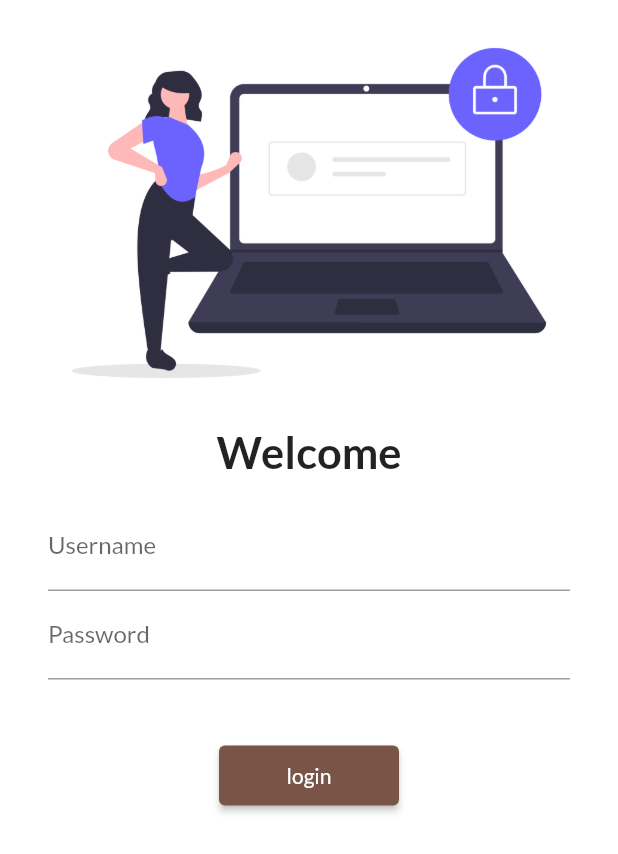
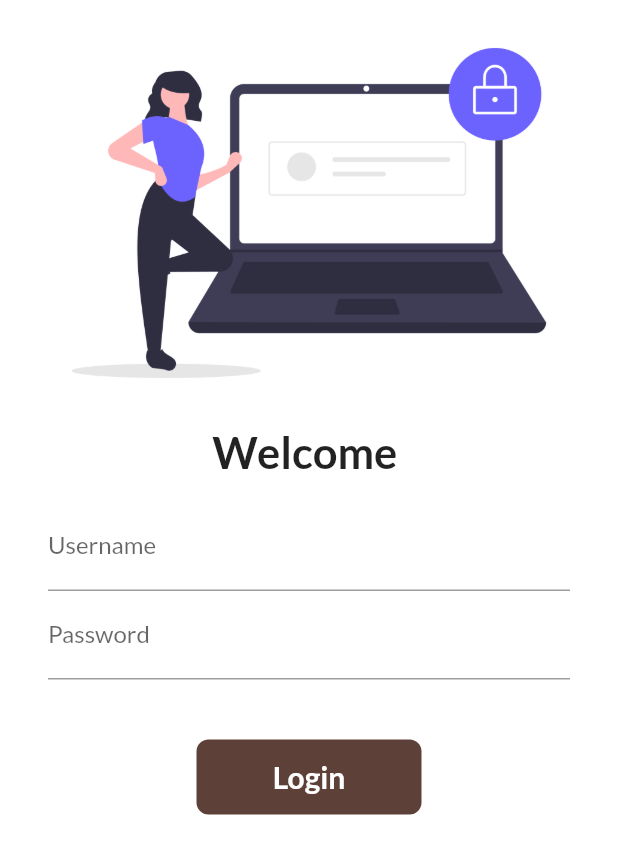
Before and after one commit to Pratham7122001/jusy-beginning, a Flutter app: the screen it shows after launch, on a phone screen of 412 x 824 dp. Shown: the top 854 px of the screen. Run offline on Flutter 3.47's test engine with Material 2 defaults, Android fonts, the phone set to English and light mode, and no system bars; our stand-ins replace google_fonts.

Commit message:
Day6 completed(basics)

```diff
--- a/lib/pages/login_page.dart
+++ b/lib/pages/login_page.dart
@@ -1,12 +1,21 @@
+// ignore: prefer_const_constructors
+
 // ignore_for_file: prefer_const_constructors
 
 import 'package:classic/utilities/routes.dart';
 import 'package:flutter/material.dart';
 import 'package:classic/utilities/routes.dart';
 
-class login_page extends StatelessWidget {
+class login_page extends StatefulWidget {
   const login_page({super.key});
 
+  @override
+  State<login_page> createState() => _login_pageState();
+}
+
+class _login_pageState extends State<login_page> {
+  String name = "";
+  bool change_button = false;
   @override
   Widget build(BuildContext context) {
     return Material(
@@ -20,9 +29,9 @@ class login_page extends StatelessWidget {
                 fit: BoxFit.cover,
               ),
 
+              // ignore: prefer_const_constructors
               Text(
-                "Welcome",
-
+                "Welcome $name",
                 style: TextStyle(fontSize: 29, fontWeight: FontWeight.bold),
               ),
               Padding(
@@ -31,34 +40,73 @@ class login_page extends StatelessWidget {
                   child: Column(
                     children: [
                       TextFormField(
-
+                        // ignore: prefer_const_constructors
                         decoration: InputDecoration(
                           hintText: "Enter Username",
                           labelText: "Username",
                         ),
+                        onChanged: (value) {
+                          //welcome ke aage naam type hoga as username dalega
+                          name = value;
+                          setState(() {});
+                        },
                       ),
+
                       TextFormField(
                         obscureText: true,
 
+                        // ignore: prefer_const_constructors
                         decoration: InputDecoration(
                           hintText: "Enter Password",
                           labelText: "Password",
                         ),
                       ),
 
+                      // ignore: prefer_const_constructors
                       SizedBox(
                         height: 40.0,
                       ),
-                    ElevatedButton(
-                      onPressed: () {
-                        Navigator.pushNamed(context, MyRoutes.homeRoute);//ek page se dusre page pe jana
+                      InkWell(
+                        onTap: () async{
+                         setState(() {
+                            change_button = true;
+                         });
+
+
+                         await Future.delayed(Duration(seconds:1));
+                          Navigator.pushNamed(context, MyRoutes.homeRoute);
                         },
-                      child: Text("login"),
-                      style: TextButton.styleFrom(minimumSize: Size(120, 40)),
-                    )
+                        child: AnimatedContainer(
+                          duration: Duration(seconds: 1),
+                          width: change_button? 50 : 150,
+                          height: 50,
+                          //color: Colors.brown[700],
+                          alignment: Alignment.center,
+                          child: change_button?Icon(Icons.done,color: Colors.white,): Text(
+                            "Login",
+                            style: TextStyle(
+                                color: Colors.white,
+                                fontWeight: FontWeight.bold,
+                                fontSize: 20),
+                          ),
+                          decoration: BoxDecoration(
+                              color: Colors.brown[700],
+                              //shape: change_button?BoxShape.circle:BoxShape.rectangle,
+                              borderRadius: BorderRadius.circular(change_button? 20:8)
+                         ),
+                          ),
+                      ),
+
+                      // ElevatedButton(
+                      //   onPressed: () {
+                      //     Navigator.pushNamed(context,
+                      //         MyRoutes.homeRoute); //ek page se dusre page pe jana
+                      //   },
+                      //   child: Text("login"),
+                      //   style: TextButton.styleFrom(minimumSize: Size(120, 40)),
+                      // )
                     ],
-                ),
-              )
+                  ))
             ],
           ),
         ));
```
Lines whose indentation alone changed are shown as unchanged.
